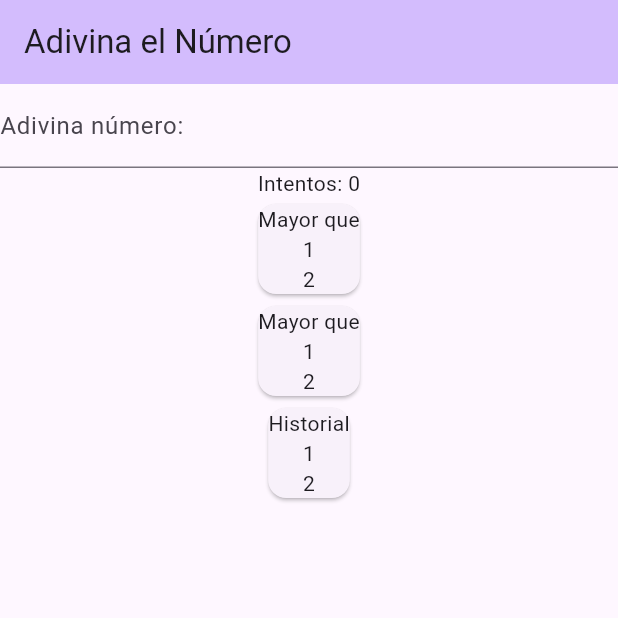
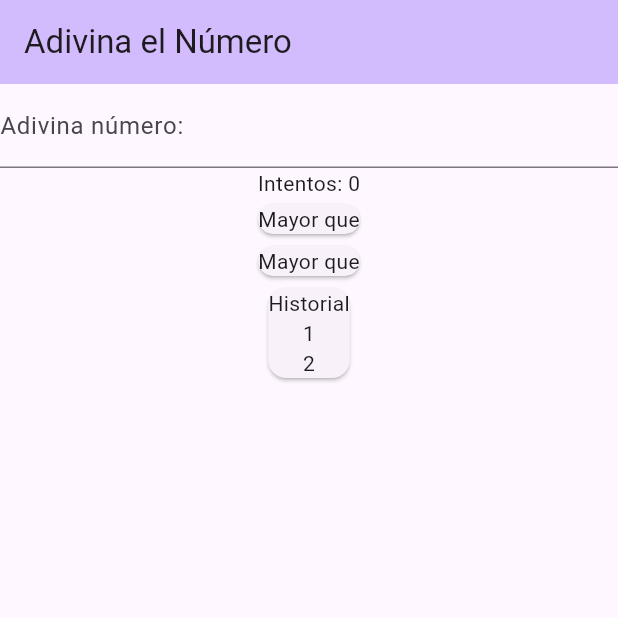
Before and after one commit to BrayanCaro/adivina_el_numero_desafio, a Flutter app: the screen it shows after launch, on a phone screen of 412 x 824 dp, the top half of it. Run offline on Flutter 3.47's test engine with Material 3 defaults, Android fonts, the phone set to English and light mode, and no system bars.

Commit message:
feat: Agrega número de intentos

```diff
--- a/lib/main.dart
+++ b/lib/main.dart
@@ -1,3 +1,5 @@
+import 'dart:math';
+
 import 'package:flutter/material.dart';
 
 void main() {
@@ -30,9 +32,13 @@ class MyHomePage extends StatefulWidget {
 }
 
 class _MyHomePageState extends State<MyHomePage> {
-  int _currentNumber = 0;
+  // https://api.dart.dev/stable/3.5.3/dart-math/Random-class.html
+  // Entero de [1, 21)
+  int _currentNumber = Random(32).nextInt(20) + 1;
 
   int _triesCount = 0;
+
+  final _failedTries = <int>[];
 
   final _formKey = GlobalKey<FormState>();
 
@@ -42,7 +48,13 @@ class _MyHomePageState extends State<MyHomePage> {
         return;
       }
 
-      _triesCount++;
+      var numberGuessed = int.parse(value);
+
+      if (numberGuessed != _currentNumber) {
+        _triesCount++;
+        _failedTries.add(numberGuessed);
+        return;
+      }
     });
   }
 
@@ -65,7 +77,7 @@ class _MyHomePageState extends State<MyHomePage> {
                 }
 
                 final alphanumeric = RegExp(r'^[0-9]+$');
-                if (! alphanumeric.hasMatch(value)) {
+                if (!alphanumeric.hasMatch(value)) {
                   return 'Se debe introducir un número entero';
                 }
 
@@ -74,21 +86,21 @@ class _MyHomePageState extends State<MyHomePage> {
               onFieldSubmitted: _numberGuessed,
             ),
             Text("Intentos: $_triesCount"),
-            const Card(
+            Card(
               child: Column(
                 children: [
-                  Text('Mayor que'),
-                  Text('1'),
-                  Text('2'),
+                  const Text('Mayor que'),
+                  // TODO usar valor calculado greaterThan
+                  for (var i in _failedTries) Text(i.toString()),
                 ],
               ),
             ),
-            const Card(
+            Card(
               child: Column(
                 children: [
-                  Text('Mayor que'),
-                  Text('1'),
-                  Text('2'),
+                  const Text('Mayor que'),
+                  // TODO usar valor calculado lessThan
+                  for (var i in _failedTries) Text(i.toString()),
                 ],
               ),
             ),
```
